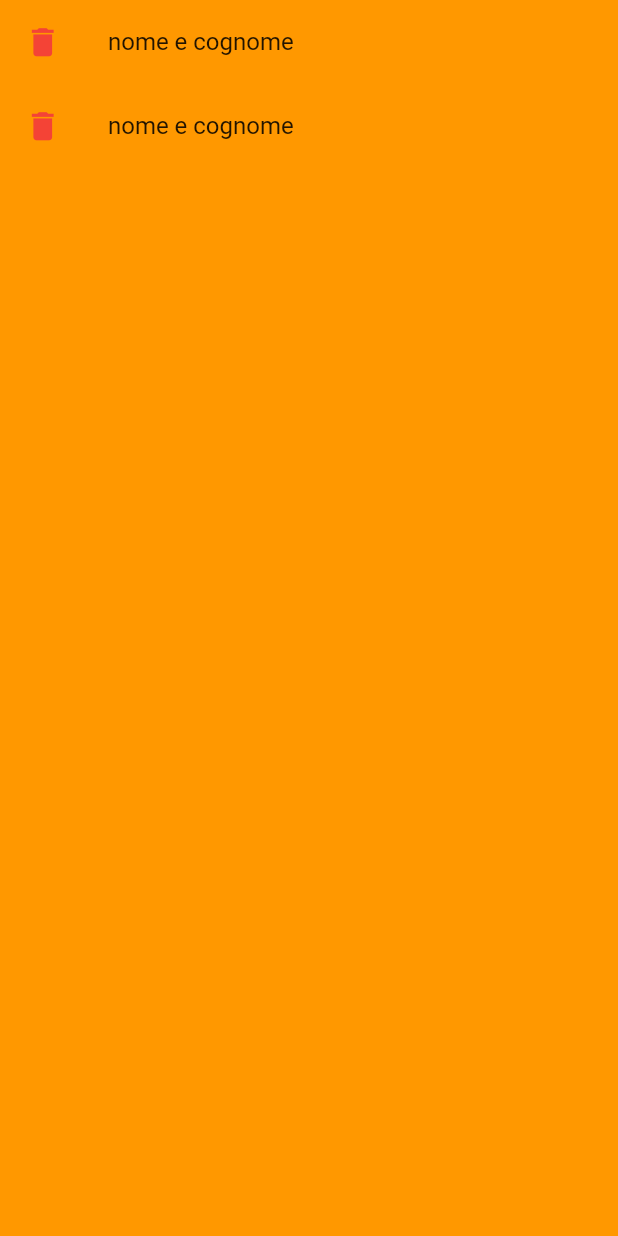
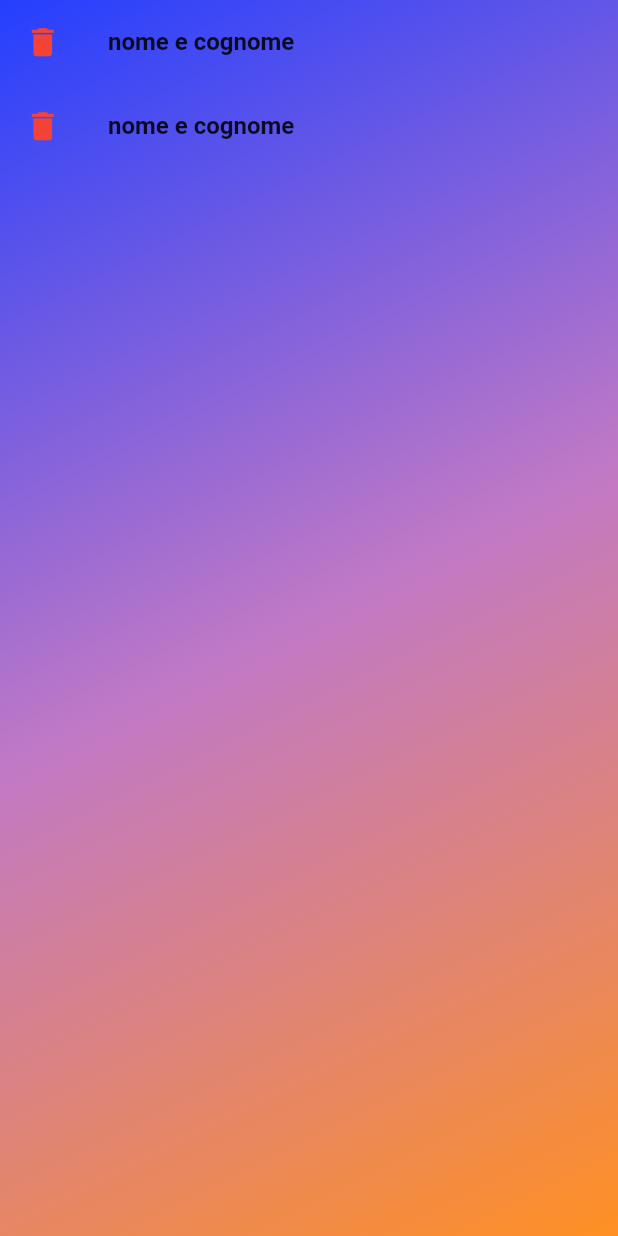
Before and after one commit to leobonny97/smartqueue, a Flutter app: the MyStatelessWidget screen opened directly, on a phone screen of 412 x 824 dp. Run offline on Flutter 3.47's test engine with Material 2 defaults, Android fonts, the phone set to English and light mode, and no system bars; our stand-ins replace image_picker; missing offline and left inert: qrscan.

Commit message:
update design for membri

```diff
--- a/lib/membri.dart
+++ b/lib/membri.dart
@@ -13,8 +13,14 @@ class MyApp extends StatelessWidget {
       title: _title,
       home: Scaffold(
         appBar: AppBar(title: const Text(_title)),
-        backgroundColor: Colors.orange,
-        body: MyStatelessWidget(),
+
+        body: Stack(
+            children: <Widget>[
+              Container(
+                child: MyStatelessWidget(),
+              ),
+            ],
+        ),
       ),
     );
   }
@@ -29,9 +35,22 @@ class MyStatelessWidget extends StatelessWidget {
   Widget build(BuildContext context) {
 
     return Scaffold(
-        backgroundColor: Colors.orange,
+
         body: Stack(
             children: <Widget>[
+              Container(
+                decoration: BoxDecoration(
+                    gradient: LinearGradient(
+                        begin: Alignment.topLeft,
+                        end: Alignment.bottomRight,
+                        colors: [
+                          Color.fromARGB(255, 36, 63, 254),
+                          Color.fromARGB(255, 193, 121, 197),
+                          Color.fromARGB(255, 255, 144, 35)
+                        ]
+                    )
+                ),
+              ),
                   Center(
                     child: getList(),
                   ),
@@ -53,8 +72,8 @@ Widget getList() {
       itemCount: members.length,
       itemBuilder: (context, index) {
         return new ListTile(
-          leading: const Icon(Icons.delete, size: 25.0, color: Colors.red),
-          title: new Text(members[index]),
+          leading: const Icon(Icons.delete, size: 25.0, color: Colors.red,),
+          title: Text(members[index], style: TextStyle(fontWeight: FontWeight.bold,),),
         );
       });
   return myList;
```
